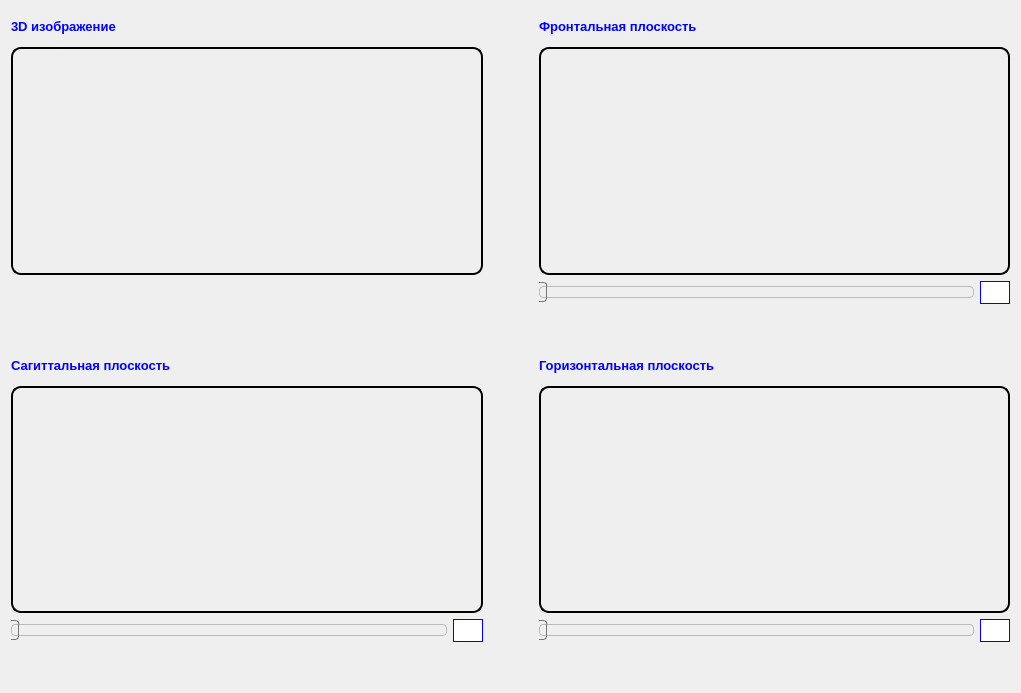
Before: the Qt Designer form mainwindow.ui in aikide/UltraSound3D, drawn with Qt 5.
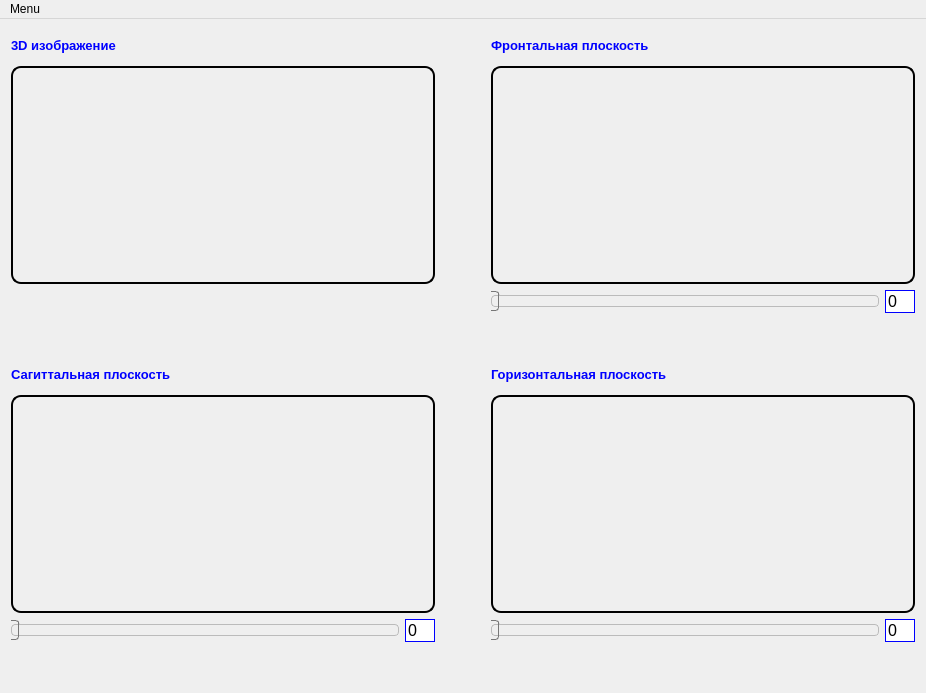
After: the same form once the commit is applied.

Commit message: Add sliders and lineEdit connections

```diff
--- a/mainwindow.ui
+++ b/mainwindow.ui
@@ -6,7 +6,7 @@
    <rect>
     <x>0</x>
     <y>0</y>
-    <width>1021</width>
+    <width>926</width>
     <height>693</height>
    </rect>
   </property>
@@ -170,8 +170,8 @@
         <property name="font">
          <font>
           <pointsize>12</pointsize>
-          <weight>75</weight>
-          <bold>true</bold>
+          <weight>50</weight>
+          <bold>false</bold>
          </font>
         </property>
         <property name="styleSheet">
@@ -179,6 +179,9 @@
 background: qlineargradient(x1: 0, y1: 0, x2: 0, y2: 1,
                                 stop: 0 #FAFBFE, stop: 1 #DCDEF1);</string>
         </property>
+        <property name="text">
+         <string>0</string>
+        </property>
        </widget>
       </item>
      </layout>
@@ -226,6 +229,9 @@
 
 </string>
         </property>
+        <property name="value">
+         <number>0</number>
+        </property>
         <property name="orientation">
          <enum>Qt::Horizontal</enum>
         </property>
@@ -251,8 +257,8 @@
         <property name="font">
          <font>
           <pointsize>12</pointsize>
-          <weight>75</weight>
-          <bold>true</bold>
+          <weight>50</weight>
+          <bold>false</bold>
          </font>
         </property>
         <property name="styleSheet">
@@ -260,6 +266,9 @@
 background: qlineargradient(x1: 0, y1: 0, x2: 0, y2: 1,
                                 stop: 0 #FAFBFE, stop: 1 #DCDEF1);</string>
         </property>
+        <property name="text">
+         <string>0</string>
+        </property>
        </widget>
       </item>
      </layout>
@@ -425,8 +434,8 @@
         <property name="font">
          <font>
           <pointsize>12</pointsize>
-          <weight>75</weight>
-          <bold>true</bold>
+          <weight>50</weight>
+          <bold>false</bold>
          </font>
         </property>
         <property name="styleSheet">
@@ -434,6 +443,9 @@
 background: qlineargradient(x1: 0, y1: 0, x2: 0, y2: 1,
                                 stop: 0 #FAFBFE, stop: 1 #DCDEF1);</string>
         </property>
+        <property name="text">
+         <string>0</string>
+        </property>
        </widget>
       </item>
      </layout>
@@ -445,10 +457,26 @@
     <rect>
      <x>0</x>
      <y>0</y>
-     <width>1021</width>
+     <width>926</width>
      <height>21</height>
     </rect>
    </property>
+   <property name="sizePolicy">
+    <sizepolicy hsizetype="Maximum" vsizetype="Minimum">
+     <horstretch>0</horstretch>
+     <verstretch>0</verstretch>
+    </sizepolicy>
+   </property>
+   <widget class="QMenu" name="menuMenu">
+    <property name="title">
+     <string>Menu</string>
+    </property>
+    <addaction name="action3D_Window"/>
+    <addaction name="actionCoronal_Window"/>
+    <addaction name="actionSagittal_Window"/>
+    <addaction name="actionAxial_Window"/>
+   </widget>
+   <addaction name="menuMenu"/>
   </widget>
  </widget>
  <layoutdefault spacing="6" margin="11"/>
```
Left out of the diff: 20 changed lines with no effect on the pictures. The commit also changes 7 other files.
